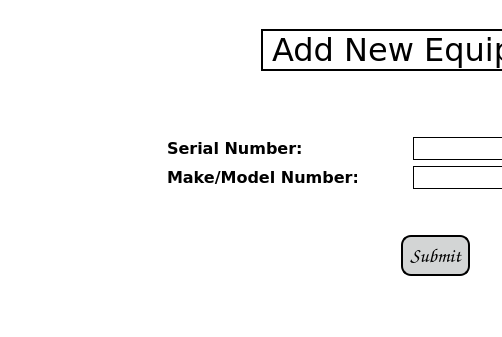
This is app/gui/resources/add_equipment_page.ui in JasonLaux/DC-Boxjelly as Qt 5 draws it before an edit; both pictures show x 0 to 502 and y 0 to 337 of the 871 by 548 pixel window. The edited form follows.
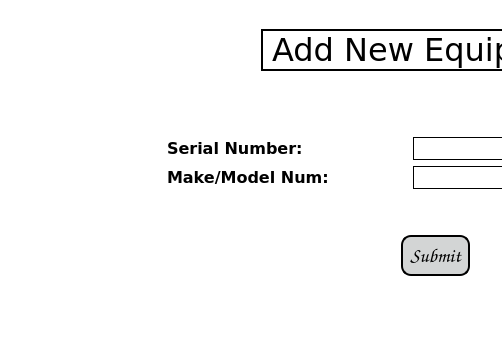
This is the edited form.

The edit to the form file:
```diff
--- a/app/gui/resources/add_equipment_page.ui
+++ b/app/gui/resources/add_equipment_page.ui
@@ -78,7 +78,7 @@
         </property>
         <property name="sizeHint" stdset="0">
          <size>
-          <width>120</width>
+          <width>100</width>
           <height>20</height>
          </size>
         </property>
@@ -200,7 +200,7 @@
                </font>
               </property>
               <property name="text">
-               <string>Make/Model Number:</string>
+               <string>Make/Model Num:</string>
               </property>
              </widget>
             </item>
@@ -279,7 +279,7 @@
         </property>
         <property name="sizeHint" stdset="0">
          <size>
-          <width>120</width>
+          <width>100</width>
           <height>20</height>
          </size>
         </property>
```
